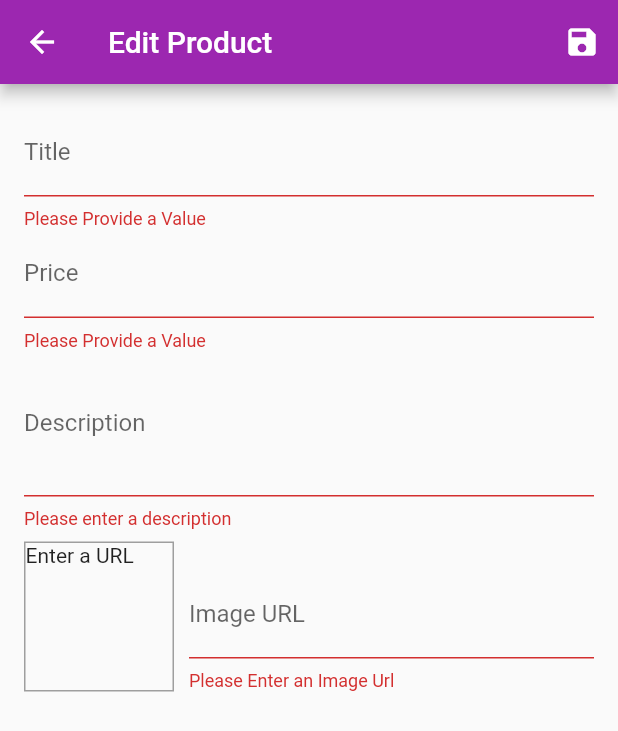
After one commit to kushan22/flutter-projects, a Flutter app: the EditProductScreen screen opened by its route, after a tap on the "save" icon, on a phone screen of 412 x 824 dp. The commit adds this screen. Shown: the top 731 px of the screen. Run offline on Flutter 3.47's test engine with Material 2 defaults, Android fonts, the phone set to English and light mode, and no system bars; network calls fail.

Commit message:
Added Feature to Add Products and delete quantity from Cart

```diff
--- a/shop_app/lib/providers/products_provider.dart
+++ b/shop_app/lib/providers/products_provider.dart
@@ -66,8 +66,16 @@ class ProductsProvider with ChangeNotifier {
   //   notifyListeners();
   // }
 
-  void addProduct() {
+  void addProduct(Product product) {
     // _items.add(value);
+    final newProduct = Product(
+        id: DateTime.now().toString(),
+        title: product.title,
+        description: product.description,
+        price: product.price,
+        imageUrl: product.imageUrl);
+
+    _items.add(newProduct);
     notifyListeners();
   }
 }
--- /dev/null
+++ b/shop_app/lib/screens/edit_product_screen.dart
@@ -0,0 +1,238 @@
+import 'package:flutter/material.dart';
+import 'package:flutter/services.dart';
+import 'package:provider/provider.dart';
+import 'package:shop_app/providers/product.dart';
+import 'package:shop_app/providers/products_provider.dart';
+
+class EditProductScreen extends StatefulWidget {
+  static const String routeName = "/edit_product";
+
+  @override
+  _State createState() => _State();
+}
+
+class _State extends State<EditProductScreen> {
+  final _priceFocusNode = FocusNode();
+  final _descFocusNode = FocusNode();
+  final _imageUrlFocusNode = FocusNode();
+
+  final _imageUrlController = TextEditingController();
+
+  var _editedProduct =
+      Product(id: null, title: "", description: "", price: 0.0, imageUrl: "");
+
+  // Interact state behind form widget
+  final _form = GlobalKey<FormState>();
+
+  @override
+  void initState() {
+    // TODO: implement initState
+    super.initState();
+    _imageUrlFocusNode.addListener(() {
+      _updateImageUrl();
+    });
+  }
+
+  void _updateImageUrl() {
+    if (!_imageUrlFocusNode.hasFocus) {
+      setState(() {});
+    }
+  }
+
+  @override
+  void dispose() {
+    // TODO: implement dispose
+    super.dispose();
+    _imageUrlFocusNode.removeListener(() {
+      _updateImageUrl();
+    });
+    _priceFocusNode.dispose();
+    _descFocusNode.dispose();
+    _imageUrlController.dispose();
+    _imageUrlFocusNode.dispose();
+  }
+
+  void _saveForm() {
+    final isValid = _form.currentState.validate();
+    if (!isValid) {
+      return;
+    }
+
+    // It will get all the values from Text Form Fields and can be used anywhere
+    _form.currentState.save();
+    Provider.of<ProductsProvider>(context, listen: false)
+        .addProduct(_editedProduct);
+  }
+
+  @override
+  Widget build(BuildContext context) {
+    return Scaffold(
+      appBar: AppBar(
+        title: Text("Edit Product"),
+        actions: [
+          IconButton(
+              icon: Icon(Icons.save),
+              onPressed: () {
+                _saveForm();
+              }),
+        ],
+      ),
+      body: Padding(
+        padding: const EdgeInsets.all(16.0),
+        child: Form(
+          key: _form,
+          child: ListView(
+            children: [
+              TextFormField(
+                decoration: InputDecoration(
+                  labelText: 'Title',
+                ),
+                textInputAction: TextInputAction.next,
+                onFieldSubmitted: (_) {
+                  FocusScope.of(context).requestFocus(_priceFocusNode);
+                },
+                onSaved: (value) {
+                  _editedProduct = Product(
+                      id: null,
+                      title: value,
+                      description: _editedProduct.description,
+                      price: _editedProduct.price,
+                      imageUrl: _editedProduct.imageUrl);
+                },
+                validator: (value) {
+                  if (value.isEmpty) {
+                    return "Please Provide a Value";
+                  }
+                  // Returning null means no error
+                  return null;
+                },
+              ),
+              TextFormField(
+                decoration: InputDecoration(
+                  labelText: 'Price',
+                ),
+                textInputAction: TextInputAction.next,
+                keyboardType: TextInputType.number,
+                focusNode: _priceFocusNode,
+                onFieldSubmitted: (_) {
+                  FocusScope.of(context).requestFocus(_descFocusNode);
+                },
+                onSaved: (value) {
+                  _editedProduct = Product(
+                      id: null,
+                      title: _editedProduct.title,
+                      description: _editedProduct.description,
+                      price: double.parse(value),
+                      imageUrl: _editedProduct.imageUrl);
+                },
+                validator: (value) {
+                  if (value.isEmpty) {
+                    return "Please Provide a Value";
+                  }
+                  if (double.tryParse(value) == null) {
+                    return "Please enter a valid number";
+                  }
+                  if (double.parse(value) <= 0.0) {
+                    return "Please enter a number greater than 0";
+                  }
+                  // Returning null means no error
+                  return null;
+                },
+              ),
+              TextFormField(
+                decoration: InputDecoration(
+                  labelText: 'Description',
+                ),
+                maxLines: 3,
+                keyboardType: TextInputType.multiline,
+                focusNode: _descFocusNode,
+                onSaved: (value) {
+                  _editedProduct = Product(
+                      id: null,
+                      title: _editedProduct.title,
+                      description: value,
+                      price: _editedProduct.price,
+                      imageUrl: _editedProduct.imageUrl);
+                },
+                validator: (value) {
+                  if (value.isEmpty) {
+                    return "Please enter a description";
+                  }
+                  if (value.length < 10) {
+                    return "Should be atleast 10 characters long";
+                  }
+
+                  return null;
+                },
+              ),
+              Row(
+                crossAxisAlignment: CrossAxisAlignment.end,
+                children: [
+                  Container(
+                    width: 100,
+                    height: 100,
+                    margin: EdgeInsets.only(
+                      top: 8,
+                      right: 10,
+                    ),
+                    decoration: BoxDecoration(
+                      border: Border.all(
+                        width: 1,
+                        color: Colors.grey,
+                      ),
+                    ),
+                    child: _imageUrlController.text.isEmpty
+                        ? Text("Enter a URL")
+                        : FittedBox(
+                            child: Image.network(_imageUrlController.text),
+                            fit: BoxFit.cover,
+                          ),
+                  ),
+                  Expanded(
+                    child: TextFormField(
+                      decoration: InputDecoration(labelText: "Image URL"),
+                      keyboardType: TextInputType.url,
+                      textInputAction: TextInputAction.done,
+                      controller: _imageUrlController,
+                      focusNode: _imageUrlFocusNode,
+                      onEditingComplete: () {
+                        setState(() {});
+                      },
+                      onFieldSubmitted: (_) {
+                        _saveForm();
+                      },
+                      onSaved: (value) {
+                        _editedProduct = Product(
+                            id: null,
+                            title: _editedProduct.title,
+                            description: _editedProduct.description,
+                            price: _editedProduct.price,
+                            imageUrl: value);
+                      },
+                      validator: (value) {
+                        if (value.isEmpty) {
+                          return "Please Enter an Image Url";
+                        }
+                        if (!value.startsWith("http") ||
+                            !value.startsWith("https")) {
+                          return "Please enter a valid Url";
+                        }
+
+                        // if (!value.endsWith(".png") ||
+                        //     !value.endsWith(".jpeg") ||
+                        //     !value.endsWith(".jpg")) {
+                        //   return "Please enter a valid Image Type";
+                        // }
+                        return null;
+                      },
+                    ),
+                  ),
+                ],
+              ),
+            ],
+          ),
+        ),
+      ),
+    );
+  }
+}
--- a/shop_app/lib/screens/products_overview_screen.dart
+++ b/shop_app/lib/screens/products_overview_screen.dart
@@ -2,6 +2,7 @@ import 'package:flutter/material.dart';
 import 'package:provider/provider.dart';
 import 'package:shop_app/providers/cart.dart';
 import 'package:shop_app/screens/cart_screen.dart';
+import 'package:shop_app/widgets/main_drawer.dart';
 
 import '../widgets/products_grid.dart';
 import '../widgets/badge.dart';
@@ -63,6 +64,7 @@ class _ProductsOverViewScreenState extends State<ProductsOverViewScreen> {
           ),
         ],
       ),
+      drawer: MainDrawer(),
       body: ProductsGrid(_showOnlyFavorites),
     );
   }
--- a/shop_app/pubspec.yaml
+++ b/shop_app/pubspec.yaml
@@ -24,6 +24,7 @@ dependencies:
   flutter:
     sdk: flutter
   provider: ^6.0.2
+  intl: ^0.17.0
 
 
   # The following adds the Cupertino Icons font to your application.
```
Also changed, not shown: shop_app/lib/main.dart (+10 -0 lines), shop_app/lib/providers/cart.dart (+24 -0 lines), shop_app/lib/providers/orders.dart (added, +37 -0 lines), shop_app/lib/screens/cart_screen.dart (+10 -2 lines), shop_app/lib/screens/orders_screen.dart (added, +25 -0 lines), shop_app/lib/screens/product_detail_screen.dart (+34 -0 lines), shop_app/lib/screens/user_products_screen.dart (added, +40 -0 lines), shop_app/lib/widgets/cart_item.dart (+54 -3 lines), shop_app/lib/widgets/main_drawer.dart (added, +51 -0 lines), shop_app/lib/widgets/order_item.dart (added, +79 -0 lines), shop_app/lib/widgets/product_item.dart (+17 -0 lines), shop_app/lib/widgets/user_product_item.dart (added, +39 -0 lines), shop_app/pubspec.lock.
